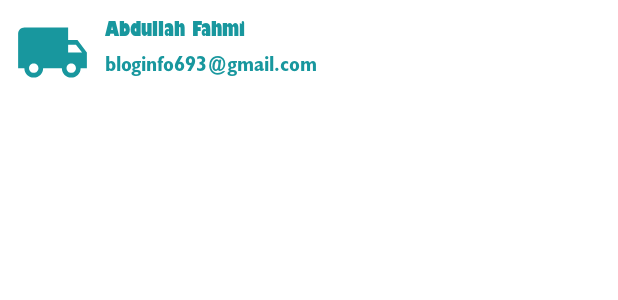
After one commit to Lopniv/SIPP, an Android app: the layout item_driver_pickup.xml on its own in the app's theme, with its tools: preview values and no code run, on a phone screen of 412 x 824 dp. The commit adds this screen. Shown: the top 300 px of the screen. Run offline under Robolectric (Android 15) with nearby library versions, the light colour scheme and no system bars.

Commit message:
Update driver activity

```diff
--- /dev/null
+++ b/app/src/main/res/layout/item_driver_pickup.xml
@@ -0,0 +1,47 @@
+<?xml version="1.0" encoding="utf-8"?>
+<androidx.constraintlayout.widget.ConstraintLayout
+    xmlns:android="http://schemas.android.com/apk/res/android"
+    xmlns:app="http://schemas.android.com/apk/res-auto"
+    xmlns:tools="http://schemas.android.com/tools"
+    android:layout_width="match_parent"
+    android:layout_height="wrap_content">
+
+    <ImageView
+        android:id="@+id/ic_pickup"
+        android:layout_width="50dp"
+        android:layout_height="50dp"
+        android:layout_margin="10dp"
+        android:src="@drawable/ic_shipping"
+        app:tint="@color/green_1000"
+        app:layout_constraintTop_toTopOf="parent"
+        app:layout_constraintStart_toStartOf="parent"
+        app:layout_constraintBottom_toBottomOf="parent"
+        tools:ignore="ContentDescription,MissingConstraints"/>
+
+    <androidx.appcompat.widget.AppCompatTextView
+        android:id="@+id/tv_name"
+        android:layout_width="wrap_content"
+        android:layout_height="wrap_content"
+        android:layout_marginTop="10dp"
+        android:layout_marginStart="10dp"
+        android:text="@string/ex_name"
+        android:textColor="@color/green_1000"
+        android:fontFamily="@font/gill_sans_ultra_bold_cond"
+        app:layout_constraintStart_toEndOf="@id/ic_pickup"
+        app:layout_constraintTop_toTopOf="parent"
+        tools:ignore="MissingConstraints" />
+
+    <androidx.appcompat.widget.AppCompatTextView
+        android:id="@+id/tv_email"
+        android:layout_width="wrap_content"
+        android:layout_height="wrap_content"
+        android:layout_marginStart="10dp"
+        android:layout_marginTop="5dp"
+        android:fontFamily="@font/gill_sans_bold_cond"
+        android:text="@string/ex_email"
+        android:textColor="@color/green_1000"
+        app:layout_constraintStart_toEndOf="@+id/ic_pickup"
+        app:layout_constraintTop_toBottomOf="@+id/tv_name"
+        tools:ignore="MissingConstraints" />
+
+</androidx.constraintlayout.widget.ConstraintLayout>
--- a/app/src/main/res/values/colors.xml
+++ b/app/src/main/res/values/colors.xml
@@ -9,4 +9,5 @@
     <color name="transparent">#00FFFFFF</color>
     <color name="half_transparent">#6F000000</color>
     <color name="grey">#808080</color>
+    <color name="lightGrey">#C8C8C8</color>
 </resources>
--- a/app/src/main/res/values/strings.xml
+++ b/app/src/main/res/values/strings.xml
@@ -33,4 +33,8 @@
     <string name="paid">Sudah dibayar</string>
     <string name="active">Aktif</string>
     <string name="amount_pickup">Sisa Penjemputan</string>
+    <string name="ex_name">Abdullah Fahmi</string>
+    <string name="ex_email">bloginfo693@gmail.com</string>
+    <string name="personal">Personal</string>
+    <string name="industry">Industry</string>
 </resources>
```
Also changed, not shown: app/src/main/java/com/android/sipp/adapter/DriverPickupIndustryAdapter.kt (added, +49 -0 lines), app/src/main/java/com/android/sipp/adapter/DriverPickupPersonalAdapter.kt (added, +49 -0 lines), app/src/main/java/com/android/sipp/ui/activity/DriverActivity.kt (+38 -0 lines), app/src/main/res/layout/activity_driver.xml (+102 -1 lines).
